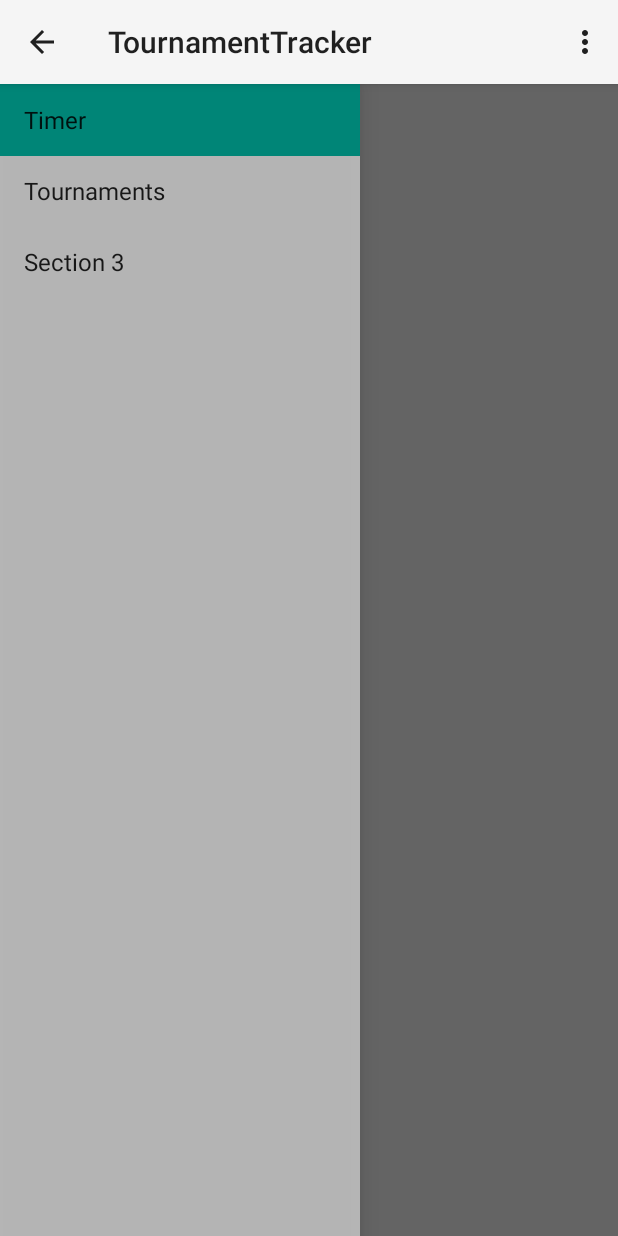
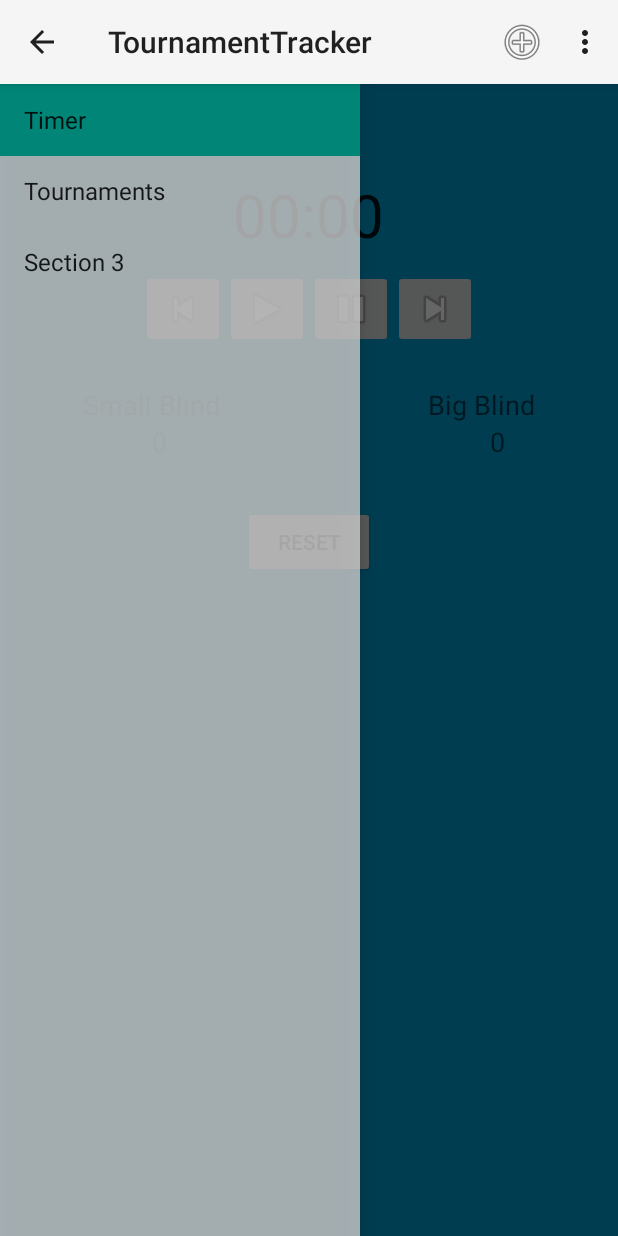
Before and after one commit to richpingree/AD2, an Android app: the screen it shows after launch (MainActivity), on a phone screen of 412 x 824 dp. Run offline under Robolectric (Android 15) with nearby library versions, the phone set to English and light mode, and no system bars; 2 statements that could not run were skipped.

Commit message:
created Fragments and Activities
created Fragments and Activities: Timer Fragment, BlindList Activity
and Fragment, BlindClass and BlindAdapter.

```diff
--- a/TournamentTracker/app/src/main/AndroidManifest.xml
+++ b/TournamentTracker/app/src/main/AndroidManifest.xml
@@ -25,6 +25,9 @@
 
         <activity android:name=".TourneyFormActivity"
             android:label="Add Tournament Results"/>
+
+        <activity android:name=".BlindListActivity"
+            android:label="Blind Levels"/>
     </application>
 
 </manifest>
--- /dev/null
+++ b/TournamentTracker/app/src/main/java/com/richardpingree/tournamenttracker/Fragments/TimerFragment.java
@@ -0,0 +1,69 @@
+package com.richardpingree.tournamenttracker.Fragments;
+
+import android.app.Fragment;
+import android.os.Bundle;
+import android.support.annotation.Nullable;
+import android.util.Log;
+import android.view.LayoutInflater;
+import android.view.Menu;
+import android.view.MenuInflater;
+import android.view.MenuItem;
+import android.view.View;
+import android.view.ViewGroup;
+import android.widget.Button;
+import android.widget.TextView;
+
+import com.richardpingree.tournamenttracker.R;
+
+/**
+ * Created by richardpingree on 5/18/15.
+ */
+public class TimerFragment extends Fragment {
+
+    private final String TAG = "TimerFragment.TAG";
+
+    TextView timer, smallBlind, bigBlind;
+
+    Button resetButton;
+
+    public TimerFragment(){
+
+    }
+
+    @Nullable
+    @Override
+    public View onCreateView(LayoutInflater inflater, ViewGroup container, Bundle savedInstanceState) {
+        View rootView = inflater.inflate(R.layout.fragment_timer, container, false);
+        return rootView;
+    }
+
+    @Override
+    public void onActivityCreated(Bundle savedInstanceState) {
+        super.onActivityCreated(savedInstanceState);
+        setHasOptionsMenu(true);
+
+        timer = (TextView)getView().findViewById(R.id.timerView);
+        smallBlind = (TextView)getView().findViewById(R.id.smallBlindValue);
+        bigBlind = (TextView)getView().findViewById(R.id.bigBlindValue);
+        resetButton = (Button)getView().findViewById(R.id.resetBtn);
+
+    }
+
+    @Override
+    public void onCreateOptionsMenu(Menu menu, MenuInflater inflater) {
+        inflater.inflate(R.menu.timer, menu);
+        super.onCreateOptionsMenu(menu, inflater);
+    }
+
+    @Override
+    public boolean onOptionsItemSelected(MenuItem item) {
+        switch (item.getItemId()){
+            case R.id.action_add:
+                Log.i(TAG, "add button pressed");
+                break;
+            default:
+                break;
+        }
+        return super.onOptionsItemSelected(item);
+    }
+}
--- /dev/null
+++ b/TournamentTracker/app/src/main/res/layout/fragment_timer.xml
@@ -0,0 +1,110 @@
+<?xml version="1.0" encoding="utf-8"?>
+<LinearLayout xmlns:android="http://schemas.android.com/apk/res/android"
+    android:orientation="vertical" android:layout_width="match_parent"
+    android:layout_height="match_parent"
+    android:background="@android:color/holo_blue_dark">
+<RelativeLayout
+    android:layout_width="match_parent"
+    android:layout_height="wrap_content"
+    android:layout_marginTop="60dp">
+
+    <TextView
+        android:layout_width="wrap_content"
+        android:layout_height="wrap_content"
+        android:textAppearance="?android:attr/textAppearanceLarge"
+        android:textSize="40dp"
+        android:id="@+id/timerView"
+        android:text="00:00"
+        android:layout_alignParentTop="true"
+        android:layout_centerHorizontal="true" />
+</RelativeLayout>
+
+    <TableLayout
+        android:layout_width="match_parent"
+        android:layout_height="wrap_content">
+
+        <TableRow android:padding="10dp" android:gravity="center_horizontal">
+            <ImageButton
+                android:layout_height="wrap_content"
+                android:layout_width="wrap_content"
+                android:id="@+id/previousBtn"
+                android:src="@android:drawable/ic_media_previous"/>
+
+            <ImageButton
+                android:layout_height="wrap_content"
+                android:layout_width="wrap_content"
+                android:id="@+id/playBtn"
+                android:src="@android:drawable/ic_media_play"/>
+
+            <ImageButton
+                android:layout_height="wrap_content"
+                android:layout_width="wrap_content"
+                android:id="@+id/pauseBtn"
+                android:src="@android:drawable/ic_media_pause"/>
+
+            <ImageButton
+                android:layout_height="wrap_content"
+                android:layout_width="wrap_content"
+                android:id="@+id/nextBtn"
+                android:src="@android:drawable/ic_media_next"/>
+        </TableRow>
+    </TableLayout>
+
+    <RelativeLayout
+        android:layout_width="match_parent"
+        android:layout_height="wrap_content"
+        android:padding="15dp">
+
+        <TextView
+            android:layout_width="wrap_content"
+            android:layout_height="wrap_content"
+            android:layout_marginLeft="40dp"
+            android:id="@+id/smallBlindLabel"
+            android:text="Small Blind"
+            android:textAppearance="?android:attr/textAppearanceMedium"/>
+
+        <TextView
+            android:layout_width="wrap_content"
+            android:layout_height="wrap_content"
+            android:text="Big Blind"
+            android:id="@+id/bigBlindLabel"
+            android:textAppearance="?android:attr/textAppearanceMedium"
+            android:layout_alignParentTop="true"
+            android:layout_alignParentEnd="true"
+            android:layout_marginEnd="40dp" />
+
+        <TextView
+            android:layout_width="wrap_content"
+            android:layout_height="wrap_content"
+            android:id="@+id/smallBlindValue"
+            android:textAppearance="?android:attr/textAppearanceMedium"
+            android:text="0"
+            android:layout_below="@+id/smallBlindLabel"
+            android:layout_alignEnd="@+id/smallBlindLabel"
+            android:layout_marginEnd="35dp" />
+
+        <TextView
+            android:layout_width="wrap_content"
+            android:layout_height="wrap_content"
+            android:id="@+id/bigBlindValue"
+            android:textAppearance="?android:attr/textAppearanceMedium"
+            android:text="0"
+            android:layout_below="@+id/bigBlindLabel"
+            android:layout_alignEnd="@+id/bigBlindLabel"
+            android:layout_marginEnd="20dp" />
+    </RelativeLayout>
+
+    <TableLayout
+        android:layout_width="match_parent"
+        android:layout_height="wrap_content">
+
+        <TableRow android:padding="15dp" android:gravity="center_horizontal">
+            <Button
+                android:layout_height="wrap_content"
+                android:layout_width="wrap_content"
+                android:id="@+id/resetBtn"
+                android:text="Reset"/>
+        </TableRow>
+    </TableLayout>
+
+</LinearLayout>
--- /dev/null
+++ b/TournamentTracker/app/src/main/res/menu/timer.xml
@@ -0,0 +1,12 @@
+<?xml version="1.0" encoding="utf-8"?>
+<menu xmlns:android="http://schemas.android.com/apk/res/android">
+
+    <item
+        android:id="@+id/action_add"
+        android:orderInCategory="100"
+        android:icon="@android:drawable/ic_menu_add"
+        android:title="Add"
+        android:showAsAction="always"/>
+
+
+</menu>
```
Also changed, not shown: TournamentTracker/app/src/main/java/com/richardpingree/tournamenttracker/BlindAdapter.java (added, +56 -0 lines), TournamentTracker/app/src/main/java/com/richardpingree/tournamenttracker/BlindClass.java (added, +50 -0 lines), TournamentTracker/app/src/main/java/com/richardpingree/tournamenttracker/BlindListActivity.java (added, +9 -0 lines), TournamentTracker/app/src/main/java/com/richardpingree/tournamenttracker/Fragments/BlindListFragment.java (added, +9 -0 lines), TournamentTracker/app/src/main/java/com/richardpingree/tournamenttracker/Fragments/TournamentListFragment.java (+22 -0 lines), TournamentTracker/app/src/main/java/com/richardpingree/tournamenttracker/MainActivity.java (+5 -45 lines), TournamentTracker/app/src/main/java/com/richardpingree/tournamenttracker/TournamentListActivity.java (+19 -22 lines), TournamentTracker/app/src/main/res/layout/activity_blindlist.xml (added, +7 -0 lines), TournamentTracker/app/src/main/res/layout/blind_list_item.xml (added, +40 -0 lines), TournamentTracker/app/src/main/res/layout/fragment_blindlist.xml (added, +13 -0 lines).
